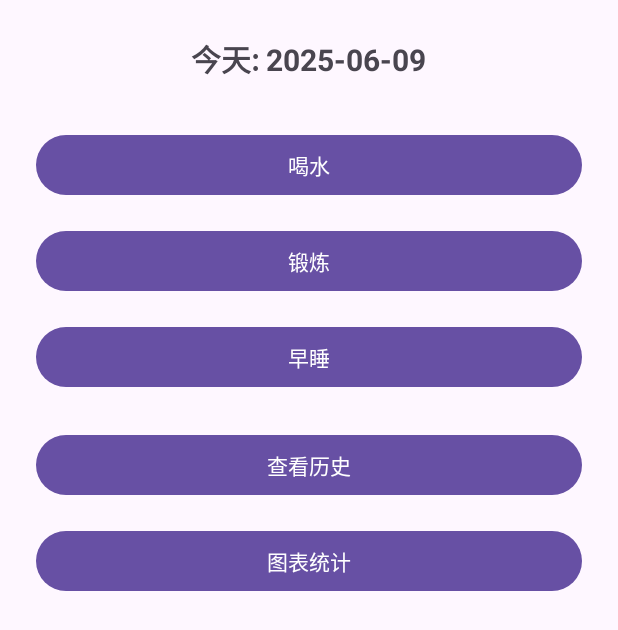
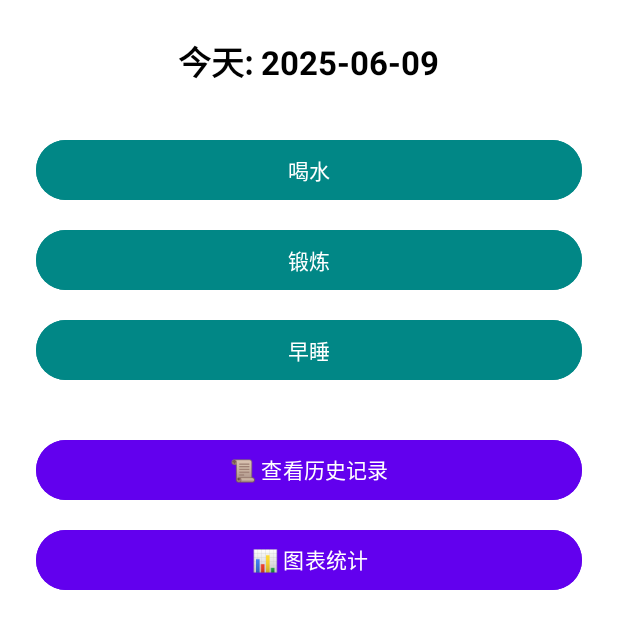
Before and after one commit to kuke0415/HealthyTrackApp, an Android app: the screen it shows after launch (MainActivity), on a phone screen of 412 x 824 dp. Shown: the top 630 px of the screen. Run offline under Robolectric (Android 15) with nearby library versions, the phone set to English and light mode, and no system bars; our stand-ins replace Room's generated code.

Commit message:
Initial commit

```diff
--- a/app/src/main/java/com/example/healthytrack/ChartActivity.java
+++ b/app/src/main/java/com/example/healthytrack/ChartActivity.java
@@ -41,12 +41,12 @@ public class ChartActivity extends AppCompatActivity {
                 if (log.exercise) score++;
                 if (log.sleep) score++;
                 entries.add(new BarEntry(i, score));
-                labels.add(log.date.substring(5)); // 只显示 MM-DD
+                labels.add(log.date.substring(5));
             }
 
             runOnUiThread(() -> {
                 BarDataSet dataSet = new BarDataSet(entries, "健康打卡得分 (最高3分)");
-                dataSet.setColor(Color.BLUE);  // 导入 android.graphics.Color
+                dataSet.setColor(Color.BLUE);
 
                 BarData barData = new BarData(dataSet);
                 barChart.setData(barData);
--- a/app/src/main/java/com/example/healthytrack/HealthLog.java
+++ b/app/src/main/java/com/example/healthytrack/HealthLog.java
@@ -15,5 +15,5 @@ public class HealthLog {
     public boolean exercise;
     public boolean sleep;
 
-    public HealthLog() {} // 必须有无参构造函数，Room 用它创建对象
+    public HealthLog() {}
 }
--- a/app/src/main/java/com/example/healthytrack/HealthLogDao.java
+++ b/app/src/main/java/com/example/healthytrack/HealthLogDao.java
@@ -14,7 +14,7 @@ public interface HealthLogDao {
     HealthLog getLogByDate(String date);
 
     @Query("SELECT * FROM HealthLog ORDER BY date DESC")
-    List<HealthLog> getAllLogs(); // ← ← ← 必须添加这行！
+    List<HealthLog> getAllLogs();
 
     @Insert(onConflict = OnConflictStrategy.REPLACE)
     void insertOrUpdate(HealthLog log);
--- a/app/src/main/res/layout/activity_main.xml
+++ b/app/src/main/res/layout/activity_main.xml
@@ -1,55 +1,65 @@
 <?xml version="1.0" encoding="utf-8"?>
 <LinearLayout xmlns:android="http://schemas.android.com/apk/res/android"
-    xmlns:tools="http://schemas.android.com/tools"
-    android:id="@+id/main_layout"
+    android:orientation="vertical"
+    android:padding="24dp"
     android:layout_width="match_parent"
     android:layout_height="match_parent"
-    android:orientation="vertical"
-    android:padding="24dp"
-    android:gravity="center_horizontal"
-    tools:context=".MainActivity">
+    android:background="@color/white"
+    android:gravity="center_horizontal">
 
     <TextView
         android:id="@+id/date_text"
         android:layout_width="wrap_content"
         android:layout_height="wrap_content"
-        android:text="今天: 2025-05-22"
-        android:textSize="20sp"
+        android:text="今天是 2025-06-09"
+        android:textSize="22sp"
         android:textStyle="bold"
-        android:layout_marginBottom="32dp"/>
+        android:textColor="@color/black"
+        android:layout_marginBottom="32dp" />
 
+    <!-- 打卡按钮组 -->
     <Button
         android:id="@+id/btn_water"
         android:layout_width="match_parent"
         android:layout_height="wrap_content"
-        android:text="喝水"
-        android:layout_marginBottom="16dp"/>
+        android:text="喝水 ✓"
+        android:backgroundTint="@color/teal_700"
+        android:textColor="@android:color/white"
+        android:layout_marginBottom="12dp" />
 
     <Button
         android:id="@+id/btn_exercise"
         android:layout_width="match_parent"
         android:layout_height="wrap_content"
-        android:text="锻炼"
-        android:layout_marginBottom="16dp"/>
+        android:text="锻炼 ✓"
+        android:backgroundTint="@color/teal_700"
+        android:textColor="@android:color/white"
+        android:layout_marginBottom="12dp" />
 
     <Button
         android:id="@+id/btn_sleep"
         android:layout_width="match_parent"
         android:layout_height="wrap_content"
-        android:text="早睡"/>
+        android:text="早睡 ✓"
+        android:backgroundTint="@color/teal_700"
+        android:textColor="@android:color/white"
+        android:layout_marginBottom="32dp" />
+
+    <!-- 跳转按钮 -->
     <Button
         android:id="@+id/btn_history"
         android:layout_width="match_parent"
         android:layout_height="wrap_content"
-        android:text="查看历史"
-        android:layout_marginTop="24dp"/>
+        android:text="📜 查看历史记录"
+        android:backgroundTint="@color/purple_500"
+        android:textColor="@android:color/white"
+        android:layout_marginBottom="12dp" />
+
     <Button
         android:id="@+id/btn_chart"
         android:layout_width="match_parent"
         android:layout_height="wrap_content"
-        android:text="图表统计"
-        android:layout_marginTop="16dp"/>
-
-
-
+        android:text="📊 图表统计"
+        android:backgroundTint="@color/purple_500"
+        android:textColor="@android:color/white" />
 </LinearLayout>
--- a/app/src/main/res/values/colors.xml
+++ b/app/src/main/res/values/colors.xml
@@ -1,5 +1,25 @@
 <?xml version="1.0" encoding="utf-8"?>
 <resources>
-    <color name="black">#FF000000</color>
-    <color name="white">#FFFFFFFF</color>
+
+    <color name="purple_500">#6200EE</color>
+    <color name="purple_700">#3700B3</color>
+    <color name="teal_700">#018786</color>
+
+
+    <color name="green_light">#A5D6A7</color>
+    <color name="green_primary">#4CAF50</color>
+    <color name="green_dark">#388E3C</color>
+
+
+    <color name="white">#FFFFFF</color>
+    <color name="black">#000000</color>
+    <color name="gray_light">#F5F5F5</color>
+    <color name="gray_dark">#666666</color>
+
+
+    <color name="chart_bar">#42A5F5</color>
+    <color name="chart_text">#333333</color>
+
+
+    <color name="ripple_light">#33FFFFFF</color>
 </resources>
```
Also changed, not shown: app/src/main/AndroidManifest.xml (+13 -2 lines), app/src/main/java/com/example/healthytrack/MainActivity.java (+25 -2 lines), app/src/main/java/com/example/healthytrack/ReminderReceiver.java (added, +48 -0 lines), 3 other files.
